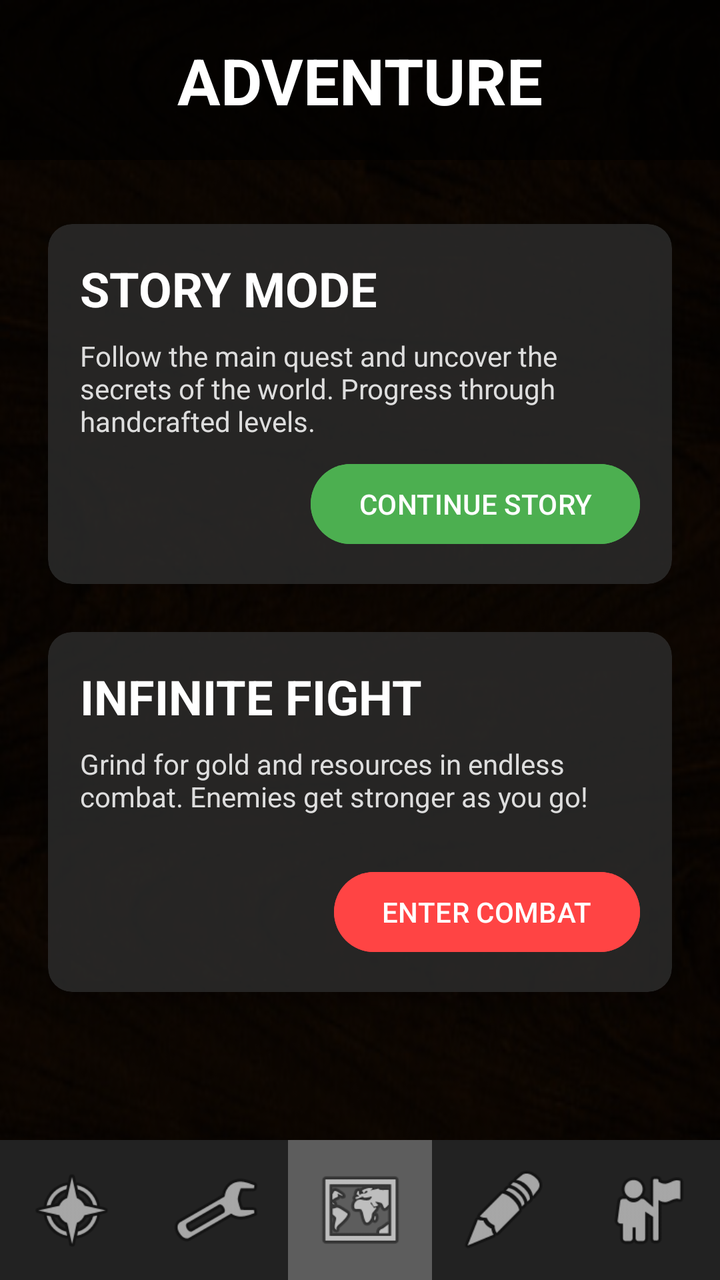
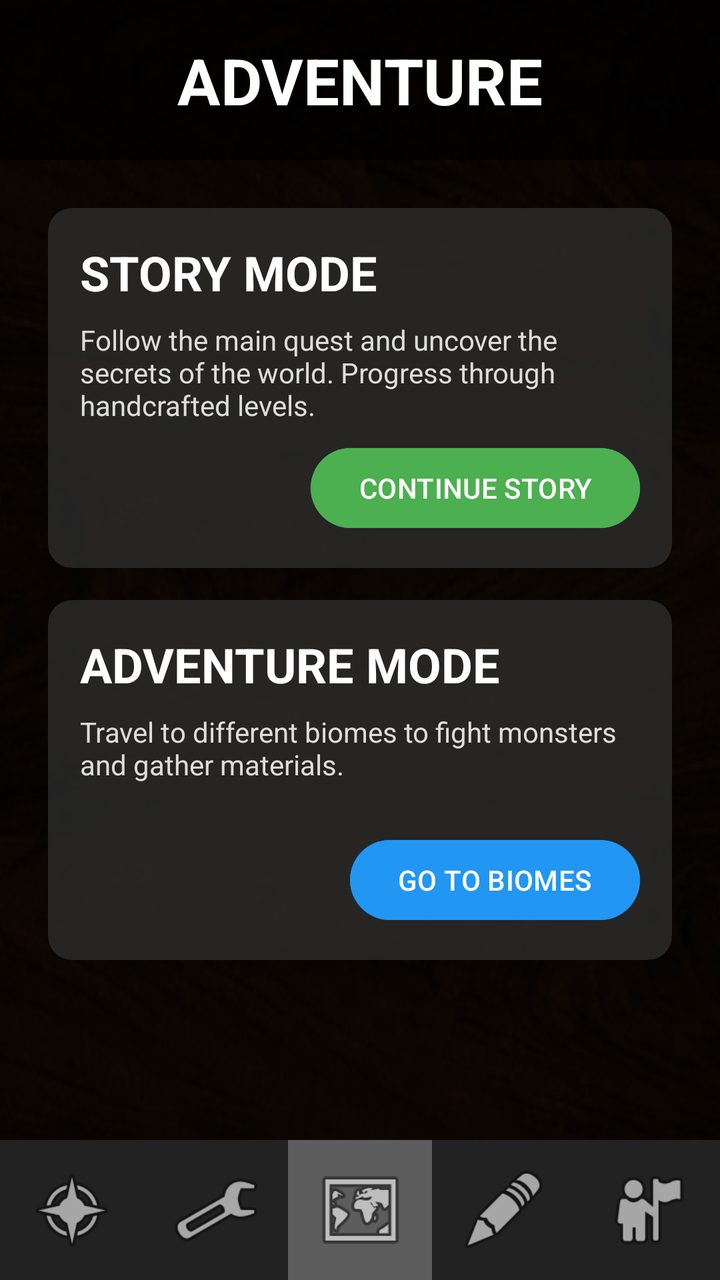

Compare the two renders of this Android layout. The source of the first and the diff that turns it into the second are given below.
<!-- AndroidManifest.xml: application theme Theme.BattleScribe -->
<!-- res/layout/activity_battle_choice.xml -->
<?xml version="1.0" encoding="utf-8"?>
<androidx.constraintlayout.widget.ConstraintLayout xmlns:android="http://schemas.android.com/apk/res/android"
    xmlns:app="http://schemas.android.com/apk/res-auto"
    xmlns:tools="http://schemas.android.com/tools"
    android:layout_width="match_parent"
    android:layout_height="match_parent"
    android:background="@drawable/inv_background"
    tools:context=".BattleChoiceActivity">

    <View
        android:layout_width="match_parent"
        android:layout_height="match_parent"
        android:background="#AA000000" />

    <ImageView
        android:id="@+id/header_bg"
        android:layout_width="0dp"
        android:layout_height="80dp"
        android:background="#AA000000"
        app:layout_constraintEnd_toEndOf="parent"
        app:layout_constraintStart_toStartOf="parent"
        app:layout_constraintTop_toTopOf="parent" />

    <TextView
        android:id="@+id/battle_title"
        android:layout_width="wrap_content"
        android:layout_height="wrap_content"
        android:text="@string/title_adventure"
        android:textColor="#FFFFFF"
        android:textSize="32sp"
        android:textStyle="bold"
        app:layout_constraintBottom_toBottomOf="@+id/header_bg"
        app:layout_constraintEnd_toEndOf="parent"
        app:layout_constraintStart_toStartOf="parent"
        app:layout_constraintTop_toTopOf="parent" />

    <androidx.cardview.widget.CardView
        android:id="@+id/card_story"
        android:layout_width="0dp"
        android:layout_height="180dp"
        android:layout_marginStart="24dp"
        android:layout_marginTop="32dp"
        android:layout_marginEnd="24dp"
        app:cardBackgroundColor="#CC2D2D2D"
        app:cardCornerRadius="12dp"
        app:cardElevation="8dp"
        app:layout_constraintEnd_toEndOf="parent"
        app:layout_constraintStart_toStartOf="parent"
        app:layout_constraintTop_toBottomOf="@+id/header_bg">

        <androidx.constraintlayout.widget.ConstraintLayout
            android:layout_width="match_parent"
            android:layout_height="match_parent"
            android:padding="16dp">

            <TextView
                android:id="@+id/story_title"
                android:layout_width="wrap_content"
                android:layout_height="wrap_content"
                android:text="@string/story_mode_title"
                android:textColor="#FFFFFF"
                android:textSize="24sp"
                android:textStyle="bold"
                app:layout_constraintStart_toStartOf="parent"
                app:layout_constraintTop_toTopOf="parent" />

            <TextView
                android:id="@+id/story_desc"
                android:layout_width="0dp"
                android:layout_height="wrap_content"
                android:layout_marginTop="8dp"
                android:text="@string/story_mode_desc"
                android:textColor="#DDDDDD"
                android:textSize="14sp"
                app:layout_constraintEnd_toEndOf="parent"
                app:layout_constraintStart_toStartOf="parent"
                app:layout_constraintTop_toBottomOf="@+id/story_title" />

            <Button
                android:id="@+id/btn_continue_story"
                android:layout_width="wrap_content"
                android:layout_height="wrap_content"
                android:text="@string/btn_continue_story"
                android:backgroundTint="#4CAF50"
                android:textColor="#FFFFFF"
                app:layout_constraintBottom_toBottomOf="parent"
                app:layout_constraintEnd_toEndOf="parent" />

        </androidx.constraintlayout.widget.ConstraintLayout>
    </androidx.cardview.widget.CardView>

    <androidx.cardview.widget.CardView
        android:id="@+id/card_infinite"
        android:layout_width="0dp"
        android:layout_height="180dp"
        android:layout_marginStart="24dp"
        android:layout_marginTop="24dp"
        android:layout_marginEnd="24dp"
        app:cardBackgroundColor="#CC2D2D2D"
        app:cardCornerRadius="12dp"
        app:cardElevation="8dp"
        app:layout_constraintEnd_toEndOf="parent"
        app:layout_constraintStart_toStartOf="parent"
        app:layout_constraintTop_toBottomOf="@+id/card_story">

        <androidx.constraintlayout.widget.ConstraintLayout
            android:layout_width="match_parent"
            android:layout_height="match_parent"
            android:padding="16dp">

            <TextView
                android:id="@+id/infinite_title"
                android:layout_width="wrap_content"
                android:layout_height="wrap_content"
                android:text="@string/infinite_fight_title"
                android:textColor="#FFFFFF"
                android:textSize="24sp"
                android:textStyle="bold"
                app:layout_constraintStart_toStartOf="parent"
                app:layout_constraintTop_toTopOf="parent" />

            <TextView
                android:id="@+id/infinite_desc"
                android:layout_width="0dp"
                android:layout_height="wrap_content"
                android:layout_marginTop="8dp"
                android:text="@string/infinite_fight_desc"
                android:textColor="#DDDDDD"
                android:textSize="14sp"
                app:layout_constraintEnd_toEndOf="parent"
                app:layout_constraintStart_toStartOf="parent"
                app:layout_constraintTop_toBottomOf="@+id/infinite_title" />

            <Button
                android:id="@+id/btn_normal_fight"
                android:layout_width="wrap_content"
                android:layout_height="wrap_content"
                android:text="@string/btn_enter_combat"
                android:backgroundTint="#FF4444"
                android:textColor="#FFFFFF"
                app:layout_constraintBottom_toBottomOf="parent"
                app:layout_constraintEnd_toEndOf="parent" />

        </androidx.constraintlayout.widget.ConstraintLayout>
    </androidx.cardview.widget.CardView>

    
    <LinearLayout
        android:id="@+id/linearLayout"
        android:layout_width="0dp"
        android:layout_height="70dp"
        android:orientation="horizontal"
        android:background="#222222"
        android:elevation="10dp"
        app:layout_constraintBottom_toBottomOf="parent"
        app:layout_constraintEnd_toEndOf="parent"
        app:layout_constraintStart_toStartOf="parent">

        <ImageView
            android:id="@+id/shop"
            android:layout_width="0dp"
            android:layout_height="match_parent"
            android:layout_weight="1"
            android:padding="12dp"
            app:srcCompat="@android:drawable/ic_menu_compass" />

        <ImageView
            android:id="@+id/skills"
            android:layout_width="0dp"
            android:layout_height="match_parent"
            android:layout_weight="1"
            android:padding="12dp"
            app:srcCompat="@android:drawable/ic_menu_manage" />

        <ImageView
            android:id="@+id/adventure"
            android:layout_width="0dp"
            android:layout_height="match_parent"
            android:layout_weight="1"
            android:padding="12dp"
            android:background="#44FFFFFF"
            app:srcCompat="@android:drawable/ic_menu_mapmode" />

        <ImageView
            android:id="@+id/crafting"
            android:layout_width="0dp"
            android:layout_height="match_parent"
            android:layout_weight="1"
            android:padding="12dp"
            app:srcCompat="@android:drawable/ic_menu_edit" />

        <ImageView
            android:id="@+id/character"
            android:layout_width="0dp"
            android:layout_height="match_parent"
            android:layout_weight="1"
            android:padding="12dp"
            app:srcCompat="@android:drawable/ic_menu_myplaces" />
    </LinearLayout>

</androidx.constraintlayout.widget.ConstraintLayout>
<!-- resources referenced by this layout -->
<resources>
  <!-- drawable inv_background: jpg bitmap (drawable, 34452 bytes) -->
  <string name="btn_continue_story">CONTINUE STORY</string>
  <string name="btn_enter_combat">ENTER COMBAT</string>
  <string name="infinite_fight_desc">Grind for gold and resources in endless combat. Enemies get stronger as you go!</string>
  <string name="infinite_fight_title">INFINITE FIGHT</string>
  <string name="story_mode_desc">Follow the main quest and uncover the secrets of the world. Progress through handcrafted levels.</string>
  <string name="story_mode_title">STORY MODE</string>
  <string name="title_adventure">ADVENTURE</string>
  <style name="Theme.BattleScribe" parent="Base.Theme.BattleScribe" />
  <style name="Base.Theme.BattleScribe" parent="Theme.Material3.DayNight.NoActionBar">
          
          
      </style>
</resources>

<!-- the commit's change to res/layout/activity_battle_choice.xml (unified diff, before → after) -->
@@ -34,115 +34,226 @@
         app:layout_constraintStart_toStartOf="parent"
         app:layout_constraintTop_toTopOf="parent" />
 
-    <androidx.cardview.widget.CardView
-        android:id="@+id/card_story"
-        android:layout_width="0dp"
-        android:layout_height="180dp"
-        android:layout_marginStart="24dp"
-        android:layout_marginTop="32dp"
-        android:layout_marginEnd="24dp"
-        app:cardBackgroundColor="#CC2D2D2D"
-        app:cardCornerRadius="12dp"
-        app:cardElevation="8dp"
-        app:layout_constraintEnd_toEndOf="parent"
-        app:layout_constraintStart_toStartOf="parent"
+    
+    <LinearLayout
+        android:id="@+id/layout_main_choice"
+        android:layout_width="match_parent"
+        android:layout_height="0dp"
+        android:orientation="vertical"
+        android:padding="16dp"
+        android:visibility="visible"
+        app:layout_constraintBottom_toTopOf="@+id/linearLayout"
         app:layout_constraintTop_toBottomOf="@+id/header_bg">
 
-        <androidx.constraintlayout.widget.ConstraintLayout
-            android:layout_width="match_parent"
-            android:layout_height="match_parent"
-            android:padding="16dp">
-
-            <TextView
-                android:id="@+id/story_title"
-                android:layout_width="wrap_content"
-                android:layout_height="wrap_content"
-                android:text="@string/story_mode_title"
-                android:textColor="#FFFFFF"
-                android:textSize="24sp"
-                android:textStyle="bold"
-                app:layout_constraintStart_toStartOf="parent"
-                app:layout_constraintTop_toTopOf="parent" />
-
-            <TextView
-                android:id="@+id/story_desc"
-                android:layout_width="0dp"
-                android:layout_height="wrap_content"
-                android:layout_marginTop="8dp"
-                android:text="@string/story_mode_desc"
-                android:textColor="#DDDDDD"
-                android:textSize="14sp"
-                app:layout_constraintEnd_toEndOf="parent"
-                app:layout_constraintStart_toStartOf="parent"
-                app:layout_constraintTop_toBottomOf="@+id/story_title" />
-
-            <Button
-                android:id="@+id/btn_continue_story"
-                android:layout_width="wrap_content"
-                android:layout_height="wrap_content"
-                android:text="@string/btn_continue_story"
-                android:backgroundTint="#4CAF50"
-                android:textColor="#FFFFFF"
-                app:layout_constraintBottom_toBottomOf="parent"
-                app:layout_constraintEnd_toEndOf="parent" />
-
-        </androidx.constraintlayout.widget.ConstraintLayout>
-    </androidx.cardview.widget.CardView>
-
-    <androidx.cardview.widget.CardView
-        android:id="@+id/card_infinite"
-        android:layout_width="0dp"
-        android:layout_height="180dp"
-        android:layout_marginStart="24dp"
-        android:layout_marginTop="24dp"
-        android:layout_marginEnd="24dp"
-        app:cardBackgroundColor="#CC2D2D2D"
-        app:cardCornerRadius="12dp"
-        app:cardElevation="8dp"
-        app:layout_constraintEnd_toEndOf="parent"
-        app:layout_constraintStart_toStartOf="parent"
-        app:layout_constraintTop_toBottomOf="@+id/card_story">
-
-        <androidx.constraintlayout.widget.ConstraintLayout
-            android:layout_width="match_parent"
-            android:layout_height="match_parent"
-            android:padding="16dp">
-
-            <TextView
-                android:id="@+id/infinite_title"
-                android:layout_width="wrap_content"
-                android:layout_height="wrap_content"
-                android:text="@string/infinite_fight_title"
-                android:textColor="#FFFFFF"
-                android:textSize="24sp"
-                android:textStyle="bold"
-                app:layout_constraintStart_toStartOf="parent"
-                app:layout_constraintTop_toTopOf="parent" />
-
-            <TextView
-                android:id="@+id/infinite_desc"
-                android:layout_width="0dp"
-                android:layout_height="wrap_content"
-                android:layout_marginTop="8dp"
-                android:text="@string/infinite_fight_desc"
-                android:textColor="#DDDDDD"
-                android:textSize="14sp"
-                app:layout_constraintEnd_toEndOf="parent"
-                app:layout_constraintStart_toStartOf="parent"
-                app:layout_constraintTop_toBottomOf="@+id/infinite_title" />
-
-            <Button
-                android:id="@+id/btn_normal_fight"
-                android:layout_width="wrap_content"
-                android:layout_height="wrap_content"
-                android:text="@string/btn_enter_combat"
-                android:backgroundTint="#FF4444"
-                android:textColor="#FFFFFF"
-                app:layout_constraintBottom_toBottomOf="parent"
-                app:layout_constraintEnd_toEndOf="parent" />
-
-        </androidx.constraintlayout.widget.ConstraintLayout>
-    </androidx.cardview.widget.CardView>
+        <androidx.cardview.widget.CardView
+            android:id="@+id/card_story"
+            android:layout_width="match_parent"
+            android:layout_height="180dp"
+            android:layout_margin="8dp"
+            app:cardBackgroundColor="#CC2D2D2D"
+            app:cardCornerRadius="12dp"
+            app:cardElevation="8dp">
+
+            <androidx.constraintlayout.widget.ConstraintLayout
+                android:layout_width="match_parent"
+                android:layout_height="match_parent"
+                android:padding="16dp">
+
+                <TextView
+                    android:id="@+id/story_title"
+                    android:layout_width="wrap_content"
+                    android:layout_height="wrap_content"
+                    android:text="@string/story_mode_title"
+                    android:textColor="#FFFFFF"
+                    android:textSize="24sp"
+                    android:textStyle="bold"
+                    app:layout_constraintStart_toStartOf="parent"
+                    app:layout_constraintTop_toTopOf="parent" />
+
+                <TextView
+                    android:layout_width="0dp"
+                    android:layout_height="wrap_content"
+                    android:layout_marginTop="8dp"
+                    android:text="@string/story_mode_desc"
+                    android:textColor="#DDDDDD"
+                    android:textSize="14sp"
+                    app:layout_constraintEnd_toEndOf="parent"
+                    app:layout_constraintStart_toStartOf="parent"
+                    app:layout_constraintTop_toBottomOf="@+id/story_title" />
+
+                <Button
+                    android:id="@+id/btn_continue_story"
+                    android:layout_width="wrap_content"
+                    android:layout_height="wrap_content"
+                    android:text="@string/btn_continue_story"
+                    android:backgroundTint="#4CAF50"
+                    android:textColor="#FFFFFF"
+                    app:layout_constraintBottom_toBottomOf="parent"
+                    app:layout_constraintEnd_toEndOf="parent" />
+            </androidx.constraintlayout.widget.ConstraintLayout>
+        </androidx.cardview.widget.CardView>
+
+        <androidx.cardview.widget.CardView
+            android:id="@+id/card_adventure_mode"
+            android:layout_width="match_parent"
+            android:layout_height="180dp"
+            android:layout_margin="8dp"
+            app:cardBackgroundColor="#CC2D2D2D"
+            app:cardCornerRadius="12dp"
+            app:cardElevation="8dp">
+
+            <androidx.constraintlayout.widget.ConstraintLayout
+                android:layout_width="match_parent"
+                android:layout_height="match_parent"
+                android:padding="16dp">
+
+                <TextView
+                    android:id="@+id/adv_title"
+                    android:layout_width="wrap_content"
+                    android:layout_height="wrap_content"
+                    android:text="ADVENTURE MODE"
+                    android:textColor="#FFFFFF"
+                    android:textSize="24sp"
+                    android:textStyle="bold"
+                    app:layout_constraintStart_toStartOf="parent"
+                    app:layout_constraintTop_toTopOf="parent" />
+
+                <TextView
+                    android:layout_width="0dp"
+                    android:layout_height="wrap_content"
+                    android:layout_marginTop="8dp"
+                    android:text="Travel to different biomes to fight monsters and gather materials."
+                    android:textColor="#DDDDDD"
+                    android:textSize="14sp"
+                    app:layout_constraintEnd_toEndOf="parent"
+                    app:layout_constraintStart_toStartOf="parent"
+                    app:layout_constraintTop_toBottomOf="@+id/adv_title" />
+
+                <Button
+                    android:id="@+id/btn_to_biomes"
+                    android:layout_width="wrap_content"
+                    android:layout_height="wrap_content"
+                    android:text="GO TO BIOMES"
+                    android:backgroundTint="#2196F3"
+                    android:textColor="#FFFFFF"
+                    app:layout_constraintBottom_toBottomOf="parent"
+                    app:layout_constraintEnd_toEndOf="parent" />
+            </androidx.constraintlayout.widget.ConstraintLayout>
+        </androidx.cardview.widget.CardView>
+    </LinearLayout>
+
+    
+    <LinearLayout
+        android:id="@+id/layout_biome_selection"
+        android:layout_width="match_parent"
+        android:layout_height="0dp"
+        android:orientation="vertical"
+        android:padding="16dp"
+        android:visibility="gone"
+        app:layout_constraintBottom_toTopOf="@+id/linearLayout"
+        app:layout_constraintTop_toBottomOf="@+id/header_bg">
+
+        <androidx.cardview.widget.CardView
+            android:id="@+id/card_forest"
+            android:layout_width="match_parent"
+            android:layout_height="180dp"
+            android:layout_margin="8dp"
+            app:cardBackgroundColor="#CC2D2D2D"
+            app:cardCornerRadius="12dp"
+            app:cardElevation="8dp">
+
+            <androidx.constraintlayout.widget.ConstraintLayout
+                android:layout_width="match_parent"
+                android:layout_height="match_parent"
+                android:padding="16dp">
+
+                <TextView
+                    android:id="@+id/forest_title"
+                    android:layout_width="wrap_content"
+                    android:layout_height="wrap_content"
+                    android:text="DARK FOREST"
+                    android:textColor="#FFFFFF"
+                    android:textSize="24sp"
+                    android:textStyle="bold"
+                    app:layout_constraintStart_toStartOf="parent"
+                    app:layout_constraintTop_toTopOf="parent" />
+
+                <TextView
+                    android:layout_width="0dp"
+                    android:layout_height="wrap_content"
+                    android:layout_marginTop="8dp"
+                    android:text="A dense woods filled with zombies and skeletons. Great for early resources."
+                    android:textColor="#DDDDDD"
+                    android:textSize="14sp"
+                    app:layout_constraintEnd_toEndOf="parent"
+                    app:layout_constraintStart_toStartOf="parent"
+                    app:layout_constraintTop_toBottomOf="@+id/forest_title" />
+
+                <Button
+                    android:id="@+id/btn_enter_forest"
+                    android:layout_width="wrap_content"
+                    android:layout_height="wrap_content"
+                    android:text="GO TO FOREST"
+                    android:backgroundTint="#2E7D32"
+                    android:textColor="#FFFFFF"
+                    app:layout_constraintBottom_toBottomOf="parent"
+                    app:layout_constraintEnd_toEndOf="parent" />
+            </androidx.constraintlayout.widget.ConstraintLayout>
+        </androidx.cardview.widget.CardView>
+
+        <Button
+            android:id="@+id/btn_back_to_main"
+            android:layout_width="wrap_content"
+            android:layout_height="wrap_content"
+            android:layout_gravity="center"
+            android:layout_marginTop="16dp"
+            android:text="BACK"
+            style="@style/Widget.MaterialComponents.Button.TextButton"
+            android:textColor="#FFFFFF" />
+    </LinearLayout>
+
+    
+    <LinearLayout
+        android:id="@+id/layout_biome_actions"
+        android:layout_width="match_parent"
+        android:layout_height="wrap_content"
+        android:orientation="vertical"
+        android:padding="24dp"
+        android:gravity="center"
+        android:visibility="gone"
+        app:layout_constraintBottom_toTopOf="@+id/linearLayout"
+        app:layout_constraintTop_toBottomOf="@+id/header_bg">
+
+        <TextView
+            android:id="@+id/tv_biome_name"
+            android:layout_width="wrap_content"
+            android:layout_height="wrap_content"
+            android:text="DARK FOREST"
+            android:textColor="#FFFFFF"
+            android:textSize="30sp"
+            android:textStyle="bold"
+            android:layout_marginBottom="32dp" />
+
+        <Button
+            android:id="@+id/btn_biome_fight"
+            android:layout_width="match_parent"
+            android:layout_height="70dp"
+            android:text="SEARCH FOR FIGHT"
+            android:backgroundTint="#FF4444"
+            android:textSize="20sp"
+            android:textStyle="bold"
+            android:layout_marginBottom="16dp" />
+
+        <Button
+            android:id="@+id/btn_biome_leave"
+            android:layout_width="match_parent"
+            android:layout_height="60dp"
+            android:text="LEAVE BIOME"
+            style="@style/Widget.MaterialComponents.Button.OutlinedButton"
+            android:textColor="#FFFFFF"
+            app:strokeColor="#FFFFFF" />
+
+    </LinearLayout>
 
     
     <LinearLayout
@@ -156,46 +267,11 @@
         app:layout_constraintEnd_toEndOf="parent"
         app:layout_constraintStart_toStartOf="parent">
 
-        <ImageView
-            android:id="@+id/shop"
-            android:layout_width="0dp"
-            android:layout_height="match_parent"
-            android:layout_weight="1"
-            android:padding="12dp"
-            app:srcCompat="@android:drawable/ic_menu_compass" />
-
-        <ImageView
-            android:id="@+id/skills"
-            android:layout_width="0dp"
-            android:layout_height="match_parent"
-            android:layout_weight="1"
-            android:padding="12dp"
-            app:srcCompat="@android:drawable/ic_menu_manage" />
-
-        <ImageView
-            android:id="@+id/adventure"
-            android:layout_width="0dp"
-            android:layout_height="match_parent"
-            android:layout_weight="1"
-            android:padding="12dp"
-            android:background="#44FFFFFF"
-            app:srcCompat="@android:drawable/ic_menu_mapmode" />
-
-        <ImageView
-            android:id="@+id/crafting"
-            android:layout_width="0dp"
-            android:layout_height="match_parent"
-            android:layout_weight="1"
-            android:padding="12dp"
-            app:srcCompat="@android:drawable/ic_menu_edit" />
-
-        <ImageView
-            android:id="@+id/character"
-            android:layout_width="0dp"
-            android:layout_height="match_parent"
-            android:layout_weight="1"
-            android:padding="12dp"
-            app:srcCompat="@android:drawable/ic_menu_myplaces" />
+        <ImageView android:id="@+id/shop" android:layout_width="0dp" android:layout_height="match_parent" android:layout_weight="1" android:padding="12dp" app:srcCompat="@android:drawable/ic_menu_compass" />
+        <ImageView android:id="@+id/skills" android:layout_width="0dp" android:layout_height="match_parent" android:layout_weight="1" android:padding="12dp" app:srcCompat="@android:drawable/ic_menu_manage" />
+        <ImageView android:id="@+id/adventure" android:layout_width="0dp" android:layout_height="match_parent" android:layout_weight="1" android:padding="12dp" android:background="#44FFFFFF" app:srcCompat="@android:drawable/ic_menu_mapmode" />
+        <ImageView android:id="@+id/crafting" android:layout_width="0dp" android:layout_height="match_parent" android:layout_weight="1" android:padding="12dp" app:srcCompat="@android:drawable/ic_menu_edit" />
+        <ImageView android:id="@+id/character" android:layout_width="0dp" android:layout_height="match_parent" android:layout_weight="1" android:padding="12dp" app:srcCompat="@android:drawable/ic_menu_myplaces" />
     </LinearLayout>
 
 </androidx.constraintlayout.widget.ConstraintLayout>
<!-- resource entries referenced after the edit -->
@@ -2,9 +2,6 @@
 <resources>
   <!-- drawable inv_background: jpg bitmap (drawable, 34452 bytes) -->
   <string name="btn_continue_story">CONTINUE STORY</string>
-  <string name="btn_enter_combat">ENTER COMBAT</string>
-  <string name="infinite_fight_desc">Grind for gold and resources in endless combat. Enemies get stronger as you go!</string>
-  <string name="infinite_fight_title">INFINITE FIGHT</string>
   <string name="story_mode_desc">Follow the main quest and uncover the secrets of the world. Progress through handcrafted levels.</string>
   <string name="story_mode_title">STORY MODE</string>
   <string name="title_adventure">ADVENTURE</string>
